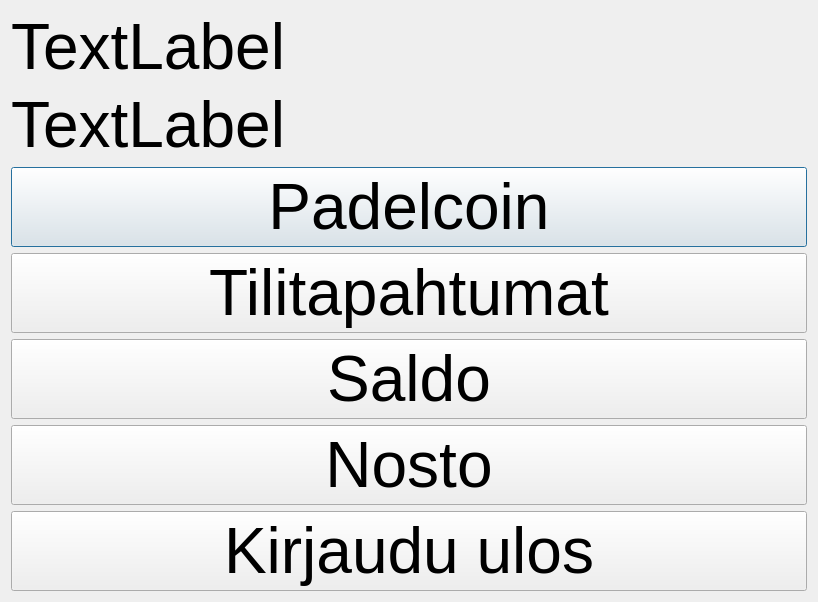
Qt form bankautomat/Valikko.ui (tvt21kmo-bank-project/group_3) before a commit.
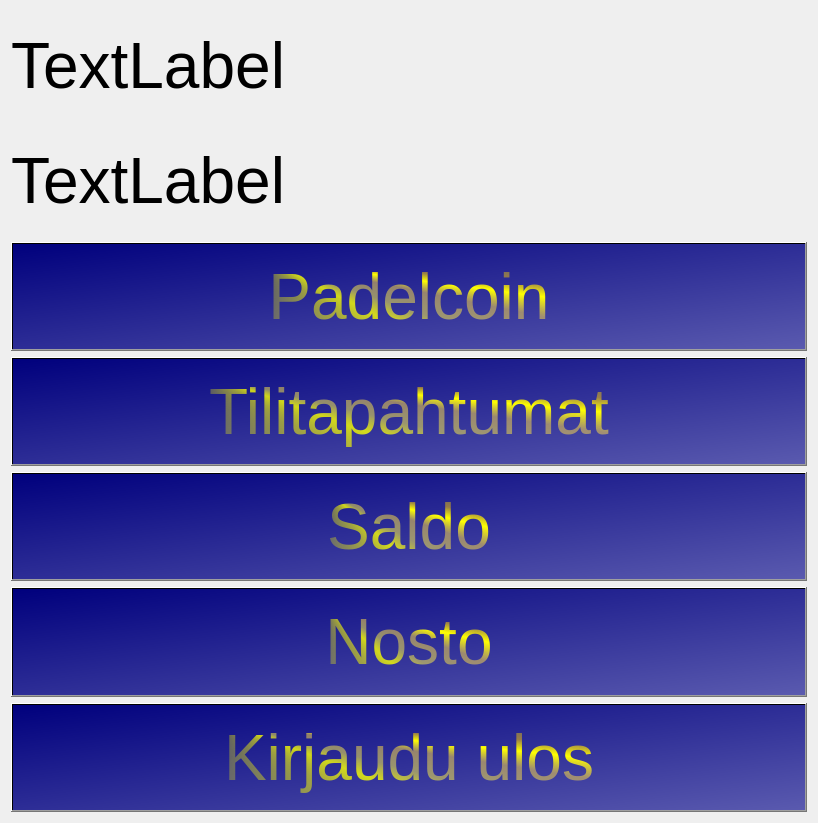
The same form after that commit.

```diff
--- a/bankautomat/Valikko.ui
+++ b/bankautomat/Valikko.ui
@@ -7,7 +7,7 @@
     <x>0</x>
     <y>0</y>
     <width>818</width>
-    <height>428</height>
+    <height>823</height>
    </rect>
   </property>
   <property name="windowTitle">
@@ -55,29 +55,8 @@
       </font>
      </property>
      <property name="styleSheet">
-      <string notr="true">QPushButton {
-
-  background-color:  #C0C0C0;
-    border-style: outset;
-    border-width: 2px;
-    border-radius: 10px;
-    border-color: beige;
-    min-width: 10em;
-    padding: 6px;
-	color: black;
-}♣
-
-QPushButton:pressed {
-
-  background-color:  #808080;
-    border-style: outset;
-    border-width: 2px;
-    border-radius: 10px;
-    border-color: beige;
-    min-width: 10em;
-    padding: 6px;
-	color: black;
-}♣</string>
+      <string notr="true">background-color: qlineargradient(spread:pad, x1:0, y1:0, x2:1, y2:1, stop:0 rgba(0, 0, 125, 255), stop:1 rgba(90, 90, 175, 255));
+color: qconicalgradient(cx:0, cy:0, angle:135, stop:0 rgba(255, 255, 0, 69), stop:0.375 rgba(255, 255, 0, 69), stop:0.423533 rgba(251, 255, 0, 145), stop:0.45 rgba(247, 255, 0, 208), stop:0.477581 rgba(255, 244, 71, 130), stop:0.518717 rgba(255, 218, 71, 130), stop:0.55 rgba(255, 255, 0, 255), stop:0.57754 rgba(255, 203, 0, 130), stop:0.625 rgba(255, 255, 0, 69), stop:1 rgba(255, 255, 0, 69));</string>
      </property>
      <property name="text">
       <string>Padelcoin</string>
@@ -98,29 +77,8 @@
       </font>
      </property>
      <property name="styleSheet">
-      <string notr="true">QPushButton {
-
-  background-color:  #C0C0C0;
-    border-style: outset;
-    border-width: 2px;
-    border-radius: 10px;
-    border-color: beige;
-    min-width: 10em;
-    padding: 6px;
-	color: black;
-}♣
-
-QPushButton:pressed {
-
-  background-color:  #808080;
-    border-style: outset;
-    border-width: 2px;
-    border-radius: 10px;
-    border-color: beige;
-    min-width: 10em;
-    padding: 6px;
-	color: black;
-}♣</string>
+      <string notr="true">background-color: qlineargradient(spread:pad, x1:0, y1:0, x2:1, y2:1, stop:0 rgba(0, 0, 125, 255), stop:1 rgba(90, 90, 175, 255));
+color: qconicalgradient(cx:0, cy:0, angle:135, stop:0 rgba(255, 255, 0, 69), stop:0.375 rgba(255, 255, 0, 69), stop:0.423533 rgba(251, 255, 0, 145), stop:0.45 rgba(247, 255, 0, 208), stop:0.477581 rgba(255, 244, 71, 130), stop:0.518717 rgba(255, 218, 71, 130), stop:0.55 rgba(255, 255, 0, 255), stop:0.57754 rgba(255, 203, 0, 130), stop:0.625 rgba(255, 255, 0, 69), stop:1 rgba(255, 255, 0, 69));</string>
      </property>
      <property name="text">
       <string>Tilitapahtumat</string>
@@ -141,29 +99,8 @@
       </font>
      </property>
      <property name="styleSheet">
-      <string notr="true">QPushButton {
-
-  background-color:  #C0C0C0;
-    border-style: outset;
-    border-width: 2px;
-    border-radius: 10px;
-    border-color: beige;
-    min-width: 10em;
-    padding: 6px;
-	color: black;
-}♣
-
-QPushButton:pressed {
-
-  background-color:  #808080;
-    border-style: outset;
-    border-width: 2px;
-    border-radius: 10px;
-    border-color: beige;
-    min-width: 10em;
-    padding: 6px;
-	color: black;
-}♣</string>
+      <string notr="true">background-color: qlineargradient(spread:pad, x1:0, y1:0, x2:1, y2:1, stop:0 rgba(0, 0, 125, 255), stop:1 rgba(90, 90, 175, 255));
+color: qconicalgradient(cx:0, cy:0, angle:135, stop:0 rgba(255, 255, 0, 69), stop:0.375 rgba(255, 255, 0, 69), stop:0.423533 rgba(251, 255, 0, 145), stop:0.45 rgba(247, 255, 0, 208), stop:0.477581 rgba(255, 244, 71, 130), stop:0.518717 rgba(255, 218, 71, 130), stop:0.55 rgba(255, 255, 0, 255), stop:0.57754 rgba(255, 203, 0, 130), stop:0.625 rgba(255, 255, 0, 69), stop:1 rgba(255, 255, 0, 69));</string>
      </property>
      <property name="text">
       <string>Saldo</string>
@@ -184,29 +121,8 @@
       </font>
      </property>
      <property name="styleSheet">
-      <string notr="true">QPushButton {
-
-  background-color:  #C0C0C0;
-    border-style: outset;
-    border-width: 2px;
-    border-radius: 10px;
-    border-color: beige;
-    min-width: 10em;
-    padding: 6px;
-	color: black;
-}♣
-
-QPushButton:pressed {
-
-  background-color:  #808080;
-    border-style: outset;
-    border-width: 2px;
-    border-radius: 10px;
-    border-color: beige;
-    min-width: 10em;
-    padding: 6px;
-	color: black;
-}♣</string>
+      <string notr="true">background-color: qlineargradient(spread:pad, x1:0, y1:0, x2:1, y2:1, stop:0 rgba(0, 0, 125, 255), stop:1 rgba(90, 90, 175, 255));
+color: qconicalgradient(cx:0, cy:0, angle:135, stop:0 rgba(255, 255, 0, 69), stop:0.375 rgba(255, 255, 0, 69), stop:0.423533 rgba(251, 255, 0, 145), stop:0.45 rgba(247, 255, 0, 208), stop:0.477581 rgba(255, 244, 71, 130), stop:0.518717 rgba(255, 218, 71, 130), stop:0.55 rgba(255, 255, 0, 255), stop:0.57754 rgba(255, 203, 0, 130), stop:0.625 rgba(255, 255, 0, 69), stop:1 rgba(255, 255, 0, 69));</string>
      </property>
      <property name="text">
       <string>Nosto</string>
@@ -227,29 +143,8 @@
       </font>
      </property>
      <property name="styleSheet">
-      <string notr="true">QPushButton {
-
-  background-color:  #C0C0C0;
-    border-style: outset;
-    border-width: 2px;
-    border-radius: 10px;
-    border-color: beige;
-    min-width: 10em;
-    padding: 6px;
-	color: black;
-}♣
-
-QPushButton:pressed {
-
-  background-color:  #808080;
-    border-style: outset;
-    border-width: 2px;
-    border-radius: 10px;
-    border-color: beige;
-    min-width: 10em;
-    padding: 6px;
-	color: black;
-}♣</string>
+      <string notr="true">background-color: qlineargradient(spread:pad, x1:0, y1:0, x2:1, y2:1, stop:0 rgba(0, 0, 125, 255), stop:1 rgba(90, 90, 175, 255));
+color: qconicalgradient(cx:0, cy:0, angle:135, stop:0 rgba(255, 255, 0, 69), stop:0.375 rgba(255, 255, 0, 69), stop:0.423533 rgba(251, 255, 0, 145), stop:0.45 rgba(247, 255, 0, 208), stop:0.477581 rgba(255, 244, 71, 130), stop:0.518717 rgba(255, 218, 71, 130), stop:0.55 rgba(255, 255, 0, 255), stop:0.57754 rgba(255, 203, 0, 130), stop:0.625 rgba(255, 255, 0, 69), stop:1 rgba(255, 255, 0, 69));</string>
      </property>
      <property name="text">
       <string>Kirjaudu ulos</string>
```
